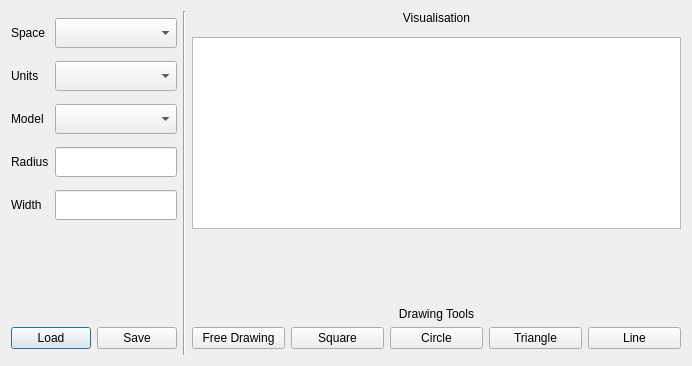
The window that dialog.ui (valdyoktavian/qt_onboarding_project) describes before a commit, drawn with Qt 5.
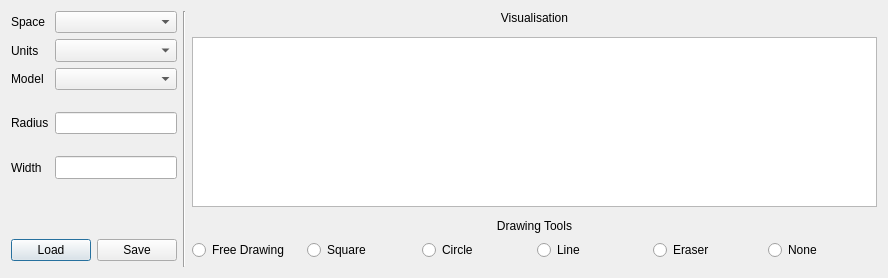
The same window after the commit.

Commit message: added free hand drawing

```diff
--- a/dialog.ui
+++ b/dialog.ui
@@ -6,27 +6,14 @@
    <rect>
     <x>0</x>
     <y>0</y>
-    <width>692</width>
-    <height>366</height>
+    <width>888</width>
+    <height>278</height>
    </rect>
   </property>
   <property name="windowTitle">
    <string>Dialog</string>
   </property>
   <layout class="QGridLayout" name="gridLayout">
-   <item row="4" column="0">
-    <spacer name="verticalSpacer">
-     <property name="orientation">
-      <enum>Qt::Orientation::Vertical</enum>
-     </property>
-     <property name="sizeHint" stdset="0">
-      <size>
-       <width>20</width>
-       <height>40</height>
-      </size>
-     </property>
-    </spacer>
-   </item>
    <item row="5" column="0">
     <widget class="QPushButton" name="btn_load">
      <property name="text">
@@ -77,6 +64,19 @@
          </property>
         </widget>
        </item>
+       <item>
+        <widget class="QLabel" name="label_11">
+         <property name="maximumSize">
+          <size>
+           <width>16777215</width>
+           <height>10</height>
+          </size>
+         </property>
+         <property name="text">
+          <string/>
+         </property>
+        </widget>
+       </item>
        <item>
         <widget class="QLabel" name="label_4">
          <property name="maximumSize">
@@ -90,6 +90,19 @@
          </property>
         </widget>
        </item>
+       <item>
+        <widget class="QLabel" name="label_10">
+         <property name="maximumSize">
+          <size>
+           <width>16777215</width>
+           <height>10</height>
+          </size>
+         </property>
+         <property name="text">
+          <string/>
+         </property>
+        </widget>
+       </item>
        <item>
         <widget class="QLabel" name="label_5">
          <property name="maximumSize">
@@ -103,12 +116,52 @@
          </property>
         </widget>
        </item>
+       <item>
+        <widget class="QLabel" name="label_8">
+         <property name="text">
+          <string/>
+         </property>
+        </widget>
+       </item>
       </layout>
      </item>
      <item>
       <layout class="QHBoxLayout" name="horizontalLayout">
        <item>
         <layout class="QGridLayout" name="gridLayout_2">
+         <item row="3" column="0">
+          <widget class="QLabel" name="status_radius">
+           <property name="maximumSize">
+            <size>
+             <width>16777215</width>
+             <height>10</height>
+            </size>
+           </property>
+           <property name="text">
+            <string/>
+           </property>
+          </widget>
+         </item>
+         <item row="6" column="0">
+          <widget class="QLineEdit" name="line_width">
+           <property name="maximumSize">
+            <size>
+             <width>16777215</width>
+             <height>30</height>
+            </size>
+           </property>
+          </widget>
+         </item>
+         <item row="2" column="0">
+          <widget class="QComboBox" name="cbox_model">
+           <property name="maximumSize">
+            <size>
+             <width>16777215</width>
+             <height>30</height>
+            </size>
+           </property>
+          </widget>
+         </item>
          <item row="0" column="0">
           <widget class="QComboBox" name="cbox_space">
            <property name="maximumSize">
@@ -119,6 +172,19 @@
            </property>
           </widget>
          </item>
+         <item row="5" column="0">
+          <widget class="QLabel" name="status_width">
+           <property name="maximumSize">
+            <size>
+             <width>16777215</width>
+             <height>10</height>
+            </size>
+           </property>
+           <property name="text">
+            <string/>
+           </property>
+          </widget>
+         </item>
          <item row="1" column="0">
           <widget class="QComboBox" name="cbox_units">
            <property name="maximumSize">
@@ -129,28 +195,8 @@
            </property>
           </widget>
          </item>
-         <item row="2" column="0">
-          <widget class="QComboBox" name="cbox_model">
-           <property name="maximumSize">
-            <size>
-             <width>16777215</width>
-             <height>30</height>
-            </size>
-           </property>
-          </widget>
-         </item>
-         <item row="3" column="0">
-          <widget class="QLineEdit" name="line_radius">
-           <property name="maximumSize">
-            <size>
-             <width>16777215</width>
-             <height>30</height>
-            </size>
-           </property>
-          </widget>
-         </item>
          <item row="4" column="0">
-          <widget class="QLineEdit" name="line_width">
+          <widget class="QLineEdit" name="line_radius">
            <property name="maximumSize">
             <size>
              <width>16777215</width>
@@ -159,6 +205,13 @@
            </property>
           </widget>
          </item>
+         <item row="7" column="0">
+          <widget class="QLabel" name="label_9">
+           <property name="text">
+            <string/>
+           </property>
+          </widget>
+         </item>
         </layout>
        </item>
       </layout>
@@ -192,40 +245,47 @@
    <item row="5" column="5">
     <layout class="QHBoxLayout" name="horizontalLayout_3">
      <item>
-      <widget class="QPushButton" name="pushButton_3">
+      <widget class="QRadioButton" name="radio_free">
        <property name="text">
         <string>Free Drawing</string>
        </property>
       </widget>
      </item>
      <item>
-      <widget class="QPushButton" name="pushButton_2">
+      <widget class="QRadioButton" name="radio_square">
        <property name="text">
         <string>Square</string>
        </property>
       </widget>
      </item>
      <item>
-      <widget class="QPushButton" name="pushButton">
+      <widget class="QRadioButton" name="radio_circle">
        <property name="text">
         <string>Circle</string>
        </property>
       </widget>
      </item>
      <item>
-      <widget class="QPushButton" name="pushButton_4">
-       <property name="text">
-        <string>Triangle</string>
-       </property>
-      </widget>
-     </item>
-     <item>
-      <widget class="QPushButton" name="pushButton_5">
+      <widget class="QRadioButton" name="radio_line">
        <property name="text">
         <string>Line</string>
        </property>
       </widget>
      </item>
+     <item>
+      <widget class="QRadioButton" name="radio_eraser">
+       <property name="text">
+        <string>Eraser</string>
+       </property>
+      </widget>
+     </item>
+     <item>
+      <widget class="QRadioButton" name="radio_none">
+       <property name="text">
+        <string>None</string>
+       </property>
+      </widget>
+     </item>
     </layout>
    </item>
    <item row="4" column="5">
```
The commit also changes 473 other files.
